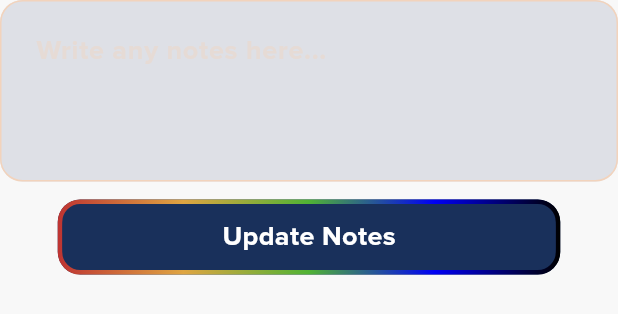
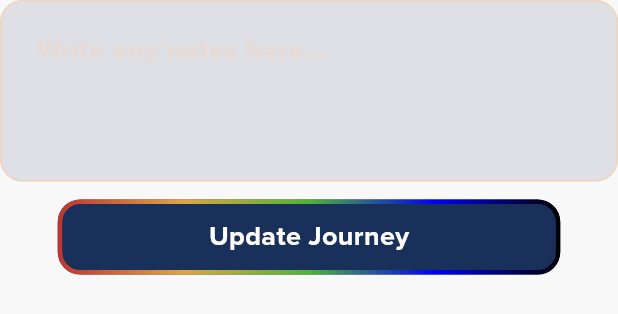
Before and after one commit to asad219/savvisound_v2, a Flutter app: the UpdateNotesWidget widget shown alone on an empty page, opened directly with empty values, on a phone screen of 412 x 824 dp. Shown: the top 314 px of the screen. Run offline on Flutter 3.47's test engine with Material 3 defaults, Android fonts, the phone set to English and light mode, and no system bars; our stand-ins replace animate_do, cached_network_image, dropdown_button2, flutter_svg, get_it, gradient_borders and 4 more; missing offline and left inert: syncfusion_flutter_core; network calls fail; project files that could hold a hidden picture were left out.

Commit message:
feat: Remove unused imports and update widget titles for clarity

```diff
--- a/lib/main.dart
+++ b/lib/main.dart
@@ -1,5 +1,4 @@
 import 'package:flutter_svg/svg.dart';
-import 'package:iconsax/iconsax.dart';
 import 'package:savvisound_v2/constants/app_colors.dart';
 import 'package:savvisound_v2/theme/app_theme.dart';
 import 'package:savvisound_v2/routes/routes.dart';
--- a/lib/views/home/home_screen.dart
+++ b/lib/views/home/home_screen.dart
@@ -1,5 +1,4 @@
 import 'package:flutter_svg/flutter_svg.dart';
-import 'package:iconsax/iconsax.dart';
 import 'package:savvisound_v2/common/gradient_body.dart';
 import 'package:savvisound_v2/constants/app_colors.dart';
 import 'package:savvisound_v2/routes/routes_import.dart';
--- a/lib/widgets/glass_water_animation.dart
+++ b/lib/widgets/glass_water_animation.dart
@@ -1,5 +1,3 @@
-import 'dart:ui';
-
 import 'package:savvisound_v2/routes/routes_import.dart';
 
 class WaterGlass extends StatefulWidget {
--- a/lib/widgets/sound_player_widget.dart
+++ b/lib/widgets/sound_player_widget.dart
@@ -1,7 +1,6 @@
 import 'package:flutter/material.dart';
 import 'package:just_audio/just_audio.dart';
 import 'package:savvisound_v2/constants/app_colors.dart';
-import 'package:savvisound_v2/constants/app_constants.dart';
 
 class SoundPlayerWidget extends StatefulWidget {
   final int repeatCount;
--- a/lib/widgets/update_notes_widget.dart
+++ b/lib/widgets/update_notes_widget.dart
@@ -38,7 +38,7 @@ class UpdateNotesWidget extends StatelessWidget {
         AppButtonOutline(
           child: Center(
             child: AppButton(
-              title: 'Update Notes',
+              title: 'Update Journey',
               titleColor: AppColors.whiteColor,
               fontSize: 18,
               isFontBold: true,
--- a/lib/widgets/welcome_message_widget.dart
+++ b/lib/widgets/welcome_message_widget.dart
@@ -1,6 +1,5 @@
 import 'package:flutter/material.dart';
 import 'package:cached_network_image/cached_network_image.dart';
-import 'package:animate_do/animate_do.dart';
 
 class WelcomeMessageWidget extends StatelessWidget {
   final String userName;
```
Also changed, not shown: lib/views/dashboard/dashboard_screen.dart (+3 -7 lines), lib/views/hydrate/hydrate_screen.dart (+3 -4 lines), 1 other file.
